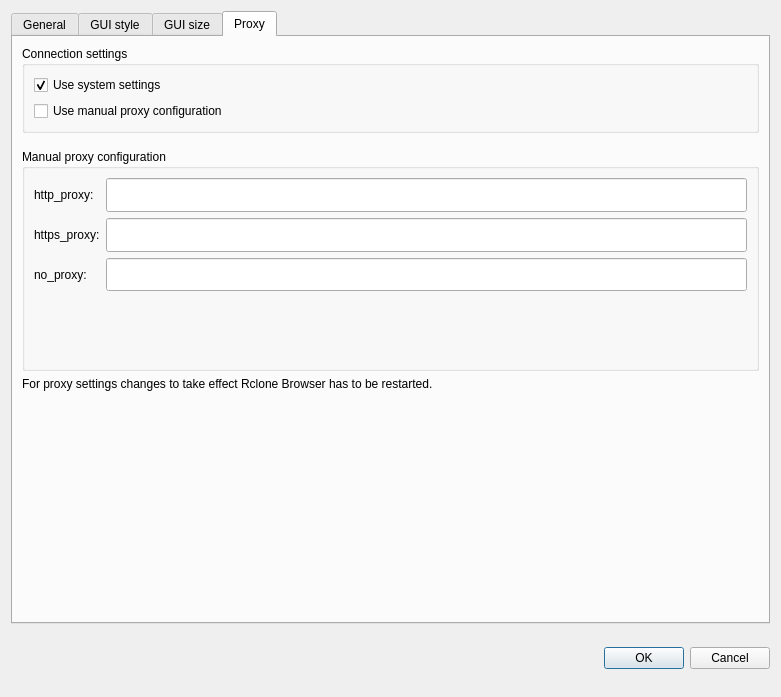
Qt form src/preferences_dialog.ui (holazt/RcloneBrowser) before a commit.
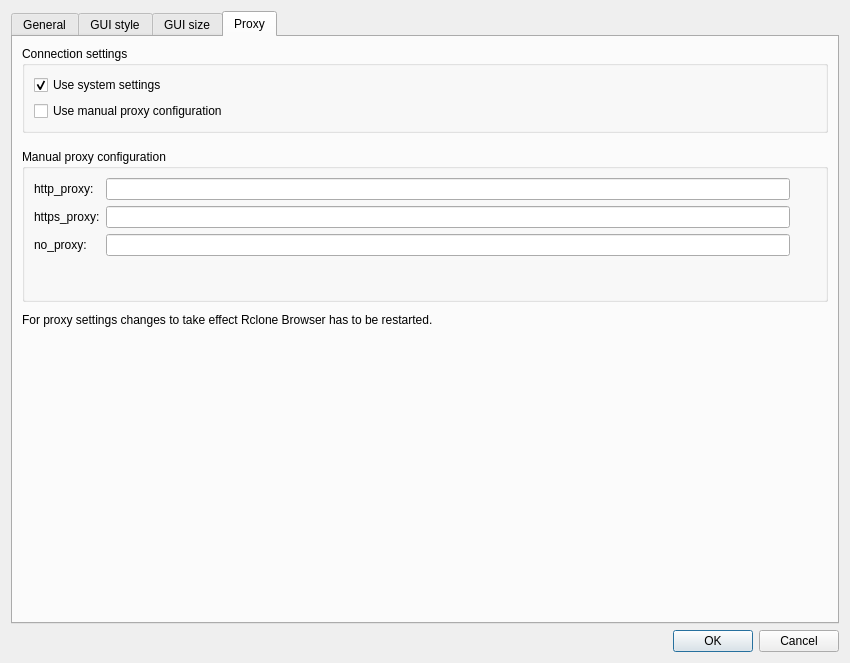
The same form after that commit. The open tabs and pages were chosen to show the change.

Commit message: preferences dialog layout improved

```diff
--- a/src/preferences_dialog.ui
+++ b/src/preferences_dialog.ui
@@ -6,19 +6,13 @@
    <rect>
     <x>0</x>
     <y>0</y>
-    <width>781</width>
-    <height>697</height>
+    <width>820</width>
+    <height>631</height>
    </rect>
   </property>
-  <property name="sizePolicy">
-   <sizepolicy hsizetype="Preferred" vsizetype="MinimumExpanding">
-    <horstretch>0</horstretch>
-    <verstretch>0</verstretch>
-   </sizepolicy>
-  </property>
   <property name="minimumSize">
    <size>
-    <width>781</width>
+    <width>850</width>
     <height>0</height>
    </size>
   </property>
@@ -28,12 +22,6 @@
   <layout class="QVBoxLayout" name="verticalLayout_2">
    <item>
     <widget class="QTabWidget" name="tabWidget">
-     <property name="sizePolicy">
-      <sizepolicy hsizetype="Expanding" vsizetype="MinimumExpanding">
-       <horstretch>0</horstretch>
-       <verstretch>0</verstretch>
-      </sizepolicy>
-     </property>
      <property name="currentIndex">
       <number>0</number>
      </property>
@@ -1128,12 +1116,6 @@
           </item>
           <item row="0" column="0" colspan="2">
            <widget class="QCheckBox" name="useSystemSettings">
-            <property name="sizePolicy">
-             <sizepolicy hsizetype="Fixed" vsizetype="Fixed">
-              <horstretch>0</horstretch>
-              <verstretch>0</verstretch>
-             </sizepolicy>
-            </property>
             <property name="toolTip">
              <string>&lt;html&gt;&lt;head/&gt;&lt;body&gt;&lt;p&gt;rclone will use OS defined internet access&lt;/p&gt;&lt;/body&gt;&lt;/html&gt;</string>
             </property>
@@ -1173,7 +1155,59 @@
           <string>Manual proxy configuration</string>
          </property>
          <layout class="QGridLayout" name="gridLayout_5">
-          <item row="1" column="1">
+          <item row="4" column="1">
+           <widget class="QLineEdit" name="no_proxy">
+            <property name="sizePolicy">
+             <sizepolicy hsizetype="Expanding" vsizetype="MinimumExpanding">
+              <horstretch>0</horstretch>
+              <verstretch>0</verstretch>
+             </sizepolicy>
+            </property>
+            <property name="toolTip">
+             <string>e.g. localhost,127.0.0.0/8,cs.aliyuncs.com</string>
+            </property>
+           </widget>
+          </item>
+          <item row="7" column="2">
+           <spacer name="verticalSpacer_4">
+            <property name="orientation">
+             <enum>Qt::Vertical</enum>
+            </property>
+            <property name="sizeHint" stdset="0">
+             <size>
+              <width>20</width>
+              <height>0</height>
+             </size>
+            </property>
+           </spacer>
+          </item>
+          <item row="0" column="1">
+           <widget class="QLineEdit" name="http_proxy">
+            <property name="sizePolicy">
+             <sizepolicy hsizetype="Expanding" vsizetype="MinimumExpanding">
+              <horstretch>0</horstretch>
+              <verstretch>0</verstretch>
+             </sizepolicy>
+            </property>
+            <property name="toolTip">
+             <string>e.g. http://127.0.0.1:1087</string>
+            </property>
+           </widget>
+          </item>
+          <item row="6" column="1" colspan="2">
+           <widget class="QLabel" name="info_2">
+            <property name="sizePolicy">
+             <sizepolicy hsizetype="Expanding" vsizetype="MinimumExpanding">
+              <horstretch>0</horstretch>
+              <verstretch>0</verstretch>
+             </sizepolicy>
+            </property>
+            <property name="text">
+             <string>&lt;html&gt;&lt;head/&gt;&lt;body&gt;&lt;p&gt;&lt;br/&gt;&lt;/p&gt;&lt;/body&gt;&lt;/html&gt;</string>
+            </property>
+           </widget>
+          </item>
+          <item row="2" column="1">
            <widget class="QLineEdit" name="https_proxy">
             <property name="sizePolicy">
              <sizepolicy hsizetype="Expanding" vsizetype="MinimumExpanding">
@@ -1186,16 +1220,6 @@
             </property>
            </widget>
           </item>
-          <item row="1" column="0">
-           <widget class="QLabel" name="label_4">
-            <property name="text">
-             <string>https_proxy:</string>
-            </property>
-            <property name="buddy">
-             <cstring>https_proxy</cstring>
-            </property>
-           </widget>
-          </item>
           <item row="0" column="0">
            <widget class="QLabel" name="label_3">
             <property name="text">
@@ -1206,14 +1230,17 @@
             </property>
            </widget>
           </item>
-          <item row="4" column="1">
-           <widget class="QLabel" name="info_2">
+          <item row="2" column="0">
+           <widget class="QLabel" name="label_4">
             <property name="text">
-             <string>&lt;html&gt;&lt;head/&gt;&lt;body&gt;&lt;p&gt;&lt;br/&gt;&lt;/p&gt;&lt;/body&gt;&lt;/html&gt;</string>
+             <string>https_proxy:</string>
+            </property>
+            <property name="buddy">
+             <cstring>https_proxy</cstring>
             </property>
            </widget>
           </item>
-          <item row="2" column="0">
+          <item row="4" column="0">
            <widget class="QLabel" name="label_5">
             <property name="text">
              <string>no_proxy:</string>
@@ -1223,50 +1250,40 @@
             </property>
            </widget>
           </item>
-          <item row="2" column="1">
-           <widget class="QLineEdit" name="no_proxy">
-            <property name="sizePolicy">
-             <sizepolicy hsizetype="Expanding" vsizetype="MinimumExpanding">
-              <horstretch>0</horstretch>
-              <verstretch>0</verstretch>
-             </sizepolicy>
-            </property>
-            <property name="toolTip">
-             <string>e.g. localhost,127.0.0.0/8,cs.aliyuncs.com</string>
-            </property>
-           </widget>
-          </item>
-          <item row="0" column="1">
-           <widget class="QLineEdit" name="http_proxy">
-            <property name="sizePolicy">
-             <sizepolicy hsizetype="Expanding" vsizetype="MinimumExpanding">
-              <horstretch>0</horstretch>
-              <verstretch>0</verstretch>
-             </sizepolicy>
-            </property>
-            <property name="toolTip">
-             <string>e.g. http://127.0.0.1:1087</string>
-            </property>
-           </widget>
-          </item>
-          <item row="3" column="1">
-           <spacer name="verticalSpacer_4">
-            <property name="orientation">
-             <enum>Qt::Vertical</enum>
-            </property>
-            <property name="sizeHint" stdset="0">
-             <size>
-              <width>20</width>
-              <height>0</height>
-             </size>
-            </property>
-           </spacer>
-          </item>
          </layout>
         </widget>
        </item>
+
+
+       <item>
+        <spacer name="verticalSpacer_5a">
+         <property name="orientation">
+          <enum>Qt::Vertical</enum>
+         </property>
+         <property name="sizeType">
+          <enum>QSizePolicy::Expanding</enum>
+         </property>
+         <property name="sizeHint" stdset="0">
+          <size>
+           <width>0</width>
+           <height>20</height>
+          </size>
+         </property>
+        </spacer>
+       </item>
+
+
+
+
+
        <item>
         <widget class="QLabel" name="info_4">
+         <property name="sizePolicy">
+          <sizepolicy hsizetype="MinimumExpanding" vsizetype="Preferred">
+           <horstretch>0</horstretch>
+           <verstretch>0</verstretch>
+          </sizepolicy>
+         </property>
          <property name="text">
           <string>For proxy settings changes to take effect Rclone Browser has to be restarted.</string>
          </property>
@@ -1277,10 +1294,13 @@
          <property name="orientation">
           <enum>Qt::Vertical</enum>
          </property>
+         <property name="sizeType">
+          <enum>QSizePolicy::Expanding</enum>
+         </property>
          <property name="sizeHint" stdset="0">
           <size>
-           <width>20</width>
-           <height>0</height>
+           <width>0</width>
+           <height>300</height>
           </size>
          </property>
         </spacer>
```
Left out of the diff: 43 changed lines with no effect on the pictures. The commit also changes 1 other file.
